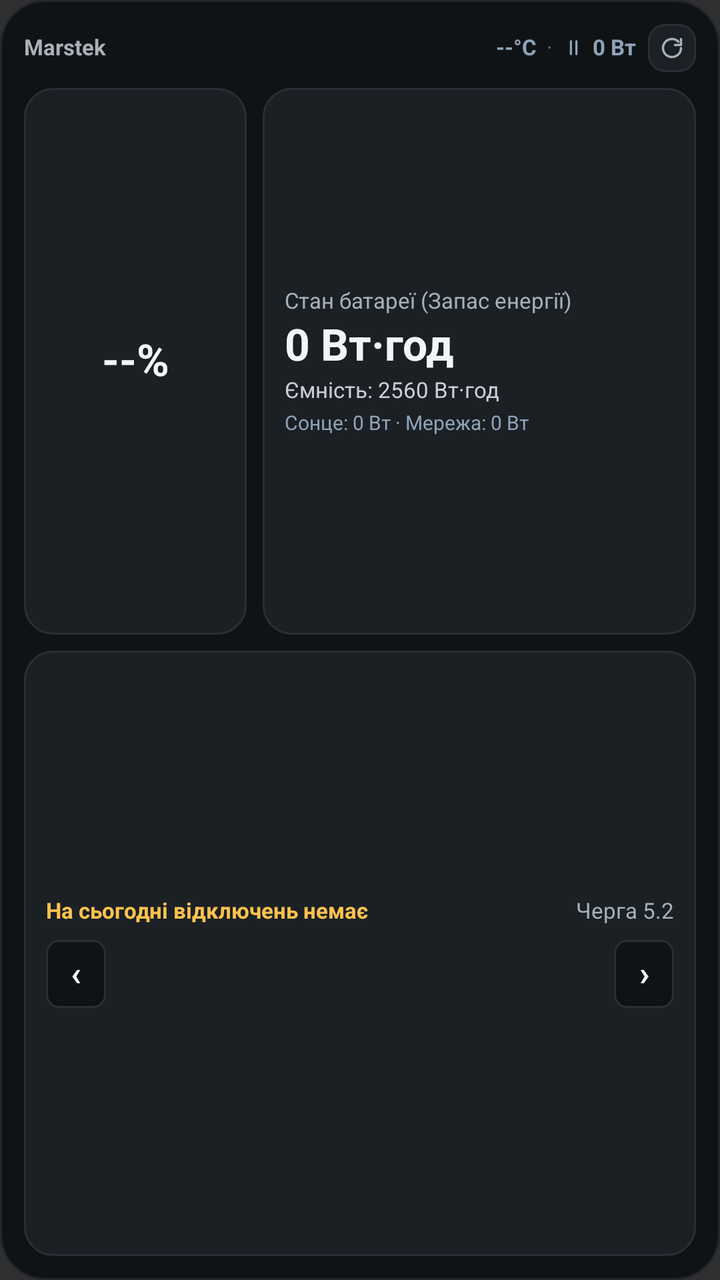
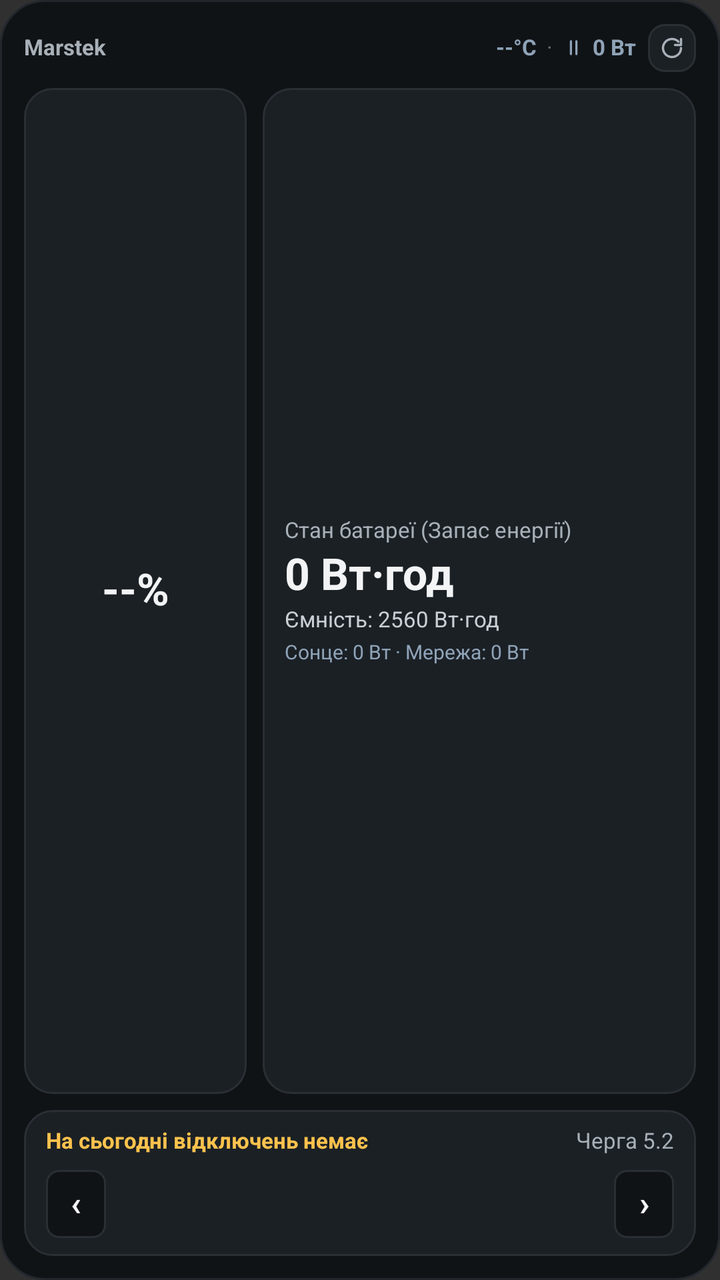

An Android layout rendered at two revisions. The XML below is the earlier revision; the diff shows what the commit changed to produce the second picture.
<!-- AndroidManifest.xml: application theme Theme.AppCompat.NoActionBar -->
<!-- res/layout/widget_marstek_tall.xml -->
<?xml version="1.0" encoding="utf-8"?>
<LinearLayout xmlns:android="http://schemas.android.com/apk/res/android"
    android:id="@+id/widgetRoot"
    android:layout_width="match_parent"
    android:layout_height="match_parent"
    android:background="@drawable/widget_bg"
    android:orientation="vertical"
    android:padding="12dp">

    
    <LinearLayout
        android:layout_width="match_parent"
        android:layout_height="wrap_content"
        android:gravity="center_vertical"
        android:orientation="horizontal">

        <ImageView
            android:id="@+id/fullLeftModeIcon"
            android:layout_width="11dp"
            android:layout_height="11dp"
            android:layout_marginEnd="4dp"
            android:contentDescription="@null"
            android:src="@drawable/ic_mode_idle"
            android:visibility="gone" />

        <TextView
            android:id="@+id/fullHeaderTitle"
            android:layout_width="0dp"
            android:layout_height="wrap_content"
            android:layout_weight="1"
            android:ellipsize="end"
            android:fontFeatureSettings="tnum"
            android:includeFontPadding="false"
            android:maxLines="1"
            android:text="Marstek"
            android:textColor="@color/text_secondary"
            android:textSize="11sp"
            android:textStyle="bold" />

        <TextView
            android:id="@+id/fullTempText"
            android:layout_width="wrap_content"
            android:layout_height="wrap_content"
            android:fontFeatureSettings="tnum"
            android:includeFontPadding="false"
            android:maxLines="1"
            android:text="--°C"
            android:textColor="@color/text_muted"
            android:textSize="11sp"
            android:textStyle="bold" />

        <TextView
            android:id="@+id/fullRightDot"
            android:layout_width="wrap_content"
            android:layout_height="wrap_content"
            android:layout_marginStart="5dp"
            android:layout_marginEnd="5dp"
            android:includeFontPadding="false"
            android:text="·"
            android:textColor="@color/text_tertiary"
            android:textSize="11sp" />

        <ImageView
            android:id="@+id/fullModeIcon"
            android:layout_width="11dp"
            android:layout_height="11dp"
            android:layout_marginEnd="4dp"
            android:contentDescription="@null"
            android:src="@drawable/ic_mode_idle" />

        <TextView
            android:id="@+id/fullRightWattsText"
            android:layout_width="wrap_content"
            android:layout_height="wrap_content"
            android:fontFeatureSettings="tnum"
            android:includeFontPadding="false"
            android:maxLines="1"
            android:text="0 Вт"
            android:textColor="@color/text_muted"
            android:textSize="11sp"
            android:textStyle="bold" />

        <FrameLayout
            android:id="@+id/fullRefreshBtn"
            android:layout_width="24dp"
            android:layout_height="24dp"
            android:layout_marginStart="6dp"
            android:background="@drawable/refresh_btn_bg">

            <ImageView
                android:layout_width="12dp"
                android:layout_height="12dp"
                android:layout_gravity="center"
                android:contentDescription="@string/app_name"
                android:src="@drawable/ic_refresh" />
        </FrameLayout>
    </LinearLayout>

    
    <LinearLayout
        android:layout_width="match_parent"
        android:layout_height="0dp"
        android:layout_marginTop="8dp"
        android:layout_weight="0.95"
        android:orientation="horizontal">

        <FrameLayout
            android:id="@+id/fullGaugeContainer"
            android:layout_width="0dp"
            android:layout_height="match_parent"
            android:layout_weight="0.34"
            android:background="@drawable/widget_card_bg"
            android:padding="8dp">

            <FrameLayout
                android:layout_width="84dp"
                android:layout_height="84dp"
                android:layout_gravity="center">

                <ImageView
                    android:id="@+id/fullGaugeImage"
                    android:layout_width="match_parent"
                    android:layout_height="match_parent"
                    android:contentDescription="@null"
                    android:scaleType="fitCenter" />

                <TextView
                    android:id="@+id/fullSocText"
                    android:layout_width="match_parent"
                    android:layout_height="match_parent"
                    android:fontFeatureSettings="tnum"
                    android:gravity="center"
                    android:includeFontPadding="false"
                    android:text="--%"
                    android:textColor="@color/text_primary"
                    android:textSize="22sp"
                    android:textStyle="bold" />
            </FrameLayout>
        </FrameLayout>

        <LinearLayout
            android:id="@+id/fullInfoContainer"
            android:layout_width="0dp"
            android:layout_height="match_parent"
            android:layout_marginStart="8dp"
            android:layout_weight="0.66"
            android:background="@drawable/widget_card_bg"
            android:gravity="center_vertical"
            android:orientation="vertical"
            android:padding="11dp">

            <TextView
                android:id="@+id/fullCardTitle"
                android:layout_width="match_parent"
                android:layout_height="wrap_content"
                android:ellipsize="end"
                android:includeFontPadding="false"
                android:maxLines="1"
                android:text="Стан батареї (Запас енергії)"
                android:textColor="@color/text_secondary"
                android:textSize="11sp" />

            <TextView
                android:id="@+id/fullPrimaryValue"
                android:layout_width="match_parent"
                android:layout_height="wrap_content"
                android:layout_marginTop="3dp"
                android:ellipsize="end"
                android:fontFeatureSettings="tnum"
                android:includeFontPadding="false"
                android:maxLines="1"
                android:text="0 Вт·год"
                android:textColor="@color/text_primary"
                android:textSize="22sp"
                android:textStyle="bold" />

            <TextView
                android:id="@+id/fullSecondaryValue"
                android:layout_width="match_parent"
                android:layout_height="wrap_content"
                android:layout_marginTop="3dp"
                android:ellipsize="end"
                android:fontFeatureSettings="tnum"
                android:includeFontPadding="false"
                android:maxLines="1"
                android:text="Ємність: 2560 Вт·год"
                android:textColor="@color/text_body"
                android:textSize="11sp" />

            <TextView
                android:id="@+id/tallPowerBreakdown"
                android:layout_width="match_parent"
                android:layout_height="wrap_content"
                android:layout_marginTop="4dp"
                android:ellipsize="end"
                android:fontFeatureSettings="tnum"
                android:includeFontPadding="false"
                android:maxLines="1"
                android:text="Сонце: 0 Вт · Мережа: 0 Вт"
                android:textColor="@color/text_muted"
                android:textSize="10sp" />

            <TextView
                android:id="@+id/fullEnoughOutage"
                android:layout_width="match_parent"
                android:layout_height="wrap_content"
                android:layout_marginTop="4dp"
                android:ellipsize="end"
                android:includeFontPadding="false"
                android:maxLines="1"
                android:text="● Вистачить на відключення"
                android:textColor="@color/accent_primary"
                android:textSize="11sp"
                android:textStyle="bold"
                android:visibility="gone" />
        </LinearLayout>
    </LinearLayout>

    
    <LinearLayout
        android:layout_width="match_parent"
        android:layout_height="0dp"
        android:layout_marginTop="8dp"
        android:layout_weight="1.05"
        android:background="@drawable/widget_card_bg"
        android:gravity="center_vertical"
        android:orientation="vertical"
        android:padding="11dp">

        <LinearLayout
            android:layout_width="match_parent"
            android:layout_height="wrap_content"
            android:gravity="center_vertical"
            android:orientation="horizontal">

            <TextView
                android:id="@+id/fullOutageHeadline"
                android:layout_width="0dp"
                android:layout_height="wrap_content"
                android:layout_weight="1"
                android:ellipsize="end"
                android:fontFeatureSettings="tnum"
                android:includeFontPadding="false"
                android:maxLines="1"
                android:text="На сьогодні відключень немає"
                android:textColor="@color/accent_outage"
                android:textSize="11sp"
                android:textStyle="bold" />

            <LinearLayout
                android:id="@+id/fullDayToggleGroup"
                android:layout_width="wrap_content"
                android:layout_height="wrap_content"
                android:layout_marginStart="6dp"
                android:background="@drawable/pill_day_inactive"
                android:orientation="horizontal"
                android:padding="2dp"
                android:visibility="gone">

                <TextView
                    android:id="@+id/fullBtnToday"
                    android:layout_width="wrap_content"
                    android:layout_height="wrap_content"
                    android:background="@drawable/refresh_btn_bg"
                    android:includeFontPadding="false"
                    android:paddingStart="7dp"
                    android:paddingTop="2dp"
                    android:paddingEnd="7dp"
                    android:paddingBottom="2dp"
                    android:text="Сьогодні"
                    android:textColor="@color/text_primary"
                    android:textSize="9sp"
                    android:textStyle="bold" />

                <TextView
                    android:id="@+id/fullBtnTomorrow"
                    android:layout_width="wrap_content"
                    android:layout_height="wrap_content"
                    android:layout_marginStart="2dp"
                    android:includeFontPadding="false"
                    android:paddingStart="7dp"
                    android:paddingTop="2dp"
                    android:paddingEnd="7dp"
                    android:paddingBottom="2dp"
                    android:text="Завтра"
                    android:textColor="@color/text_muted"
                    android:textSize="9sp"
                    android:textStyle="bold" />
            </LinearLayout>

            <TextView
                android:id="@+id/fullOutageGroup"
                android:layout_width="wrap_content"
                android:layout_height="wrap_content"
                android:layout_marginStart="6dp"
                android:fontFeatureSettings="tnum"
                android:includeFontPadding="false"
                android:maxLines="1"
                android:text="Черга 5.2"
                android:textColor="@color/text_secondary"
                android:textSize="11sp" />
        </LinearLayout>

        <LinearLayout
            android:layout_width="match_parent"
            android:layout_height="wrap_content"
            android:layout_marginTop="8dp"
            android:gravity="center_vertical"
            android:orientation="horizontal">

            <TextView
                android:id="@+id/fullPrevWindowBtn"
                android:layout_width="30dp"
                android:layout_height="34dp"
                android:background="@drawable/pill_day_inactive"
                android:gravity="center"
                android:includeFontPadding="false"
                android:text="‹"
                android:textColor="@color/text_primary"
                android:textSize="17sp"
                android:textStyle="bold" />

            <ImageView
                android:id="@+id/fullOutageBarImage"
                android:layout_width="0dp"
                android:layout_height="34dp"
                android:layout_marginStart="5dp"
                android:layout_marginEnd="5dp"
                android:layout_weight="1"
                android:contentDescription="@null"
                android:scaleType="fitCenter" />

            <TextView
                android:id="@+id/fullNextWindowBtn"
                android:layout_width="30dp"
                android:layout_height="34dp"
                android:background="@drawable/pill_day_inactive"
                android:gravity="center"
                android:includeFontPadding="false"
                android:text="›"
                android:textColor="@color/text_primary"
                android:textSize="17sp"
                android:textStyle="bold" />
        </LinearLayout>

        
        <LinearLayout
            android:id="@+id/fullChipsRow"
            android:layout_width="match_parent"
            android:layout_height="wrap_content"
            android:layout_marginTop="8dp"
            android:orientation="horizontal"
            android:visibility="gone">

            <TextView
                android:id="@+id/fullChip0"
                android:layout_width="wrap_content"
                android:layout_height="wrap_content"
                android:background="@drawable/pill_day_inactive"
                android:fontFeatureSettings="tnum"
                android:includeFontPadding="false"
                android:maxLines="1"
                android:paddingStart="7dp"
                android:paddingTop="3dp"
                android:paddingEnd="7dp"
                android:paddingBottom="3dp"
                android:textColor="@color/text_body"
                android:textSize="10sp"
                android:visibility="gone" />

            <TextView
                android:id="@+id/fullChip1"
                android:layout_width="wrap_content"
                android:layout_height="wrap_content"
                android:layout_marginStart="5dp"
                android:background="@drawable/pill_day_inactive"
                android:fontFeatureSettings="tnum"
                android:includeFontPadding="false"
                android:maxLines="1"
                android:paddingStart="7dp"
                android:paddingTop="3dp"
                android:paddingEnd="7dp"
                android:paddingBottom="3dp"
                android:textColor="@color/text_body"
                android:textSize="10sp"
                android:visibility="gone" />

            <TextView
                android:id="@+id/fullChip2"
                android:layout_width="wrap_content"
                android:layout_height="wrap_content"
                android:layout_marginStart="5dp"
                android:background="@drawable/pill_day_inactive"
                android:fontFeatureSettings="tnum"
                android:includeFontPadding="false"
                android:maxLines="1"
                android:paddingStart="7dp"
                android:paddingTop="3dp"
                android:paddingEnd="7dp"
                android:paddingBottom="3dp"
                android:textColor="@color/text_body"
                android:textSize="10sp"
                android:visibility="gone" />

            <TextView
                android:id="@+id/fullChip3"
                android:layout_width="wrap_content"
                android:layout_height="wrap_content"
                android:layout_marginStart="5dp"
                android:background="@drawable/pill_day_inactive"
                android:fontFeatureSettings="tnum"
                android:includeFontPadding="false"
                android:maxLines="1"
                android:paddingStart="7dp"
                android:paddingTop="3dp"
                android:paddingEnd="7dp"
                android:paddingBottom="3dp"
                android:textColor="@color/text_body"
                android:textSize="10sp"
                android:visibility="gone" />
        </LinearLayout>

        
        <LinearLayout
            android:id="@+id/tallChipsRow2"
            android:layout_width="match_parent"
            android:layout_height="wrap_content"
            android:layout_marginTop="5dp"
            android:orientation="horizontal"
            android:visibility="gone">

            <TextView
                android:id="@+id/fullChip4"
                android:layout_width="wrap_content"
                android:layout_height="wrap_content"
                android:background="@drawable/pill_day_inactive"
                android:fontFeatureSettings="tnum"
                android:includeFontPadding="false"
                android:maxLines="1"
                android:paddingStart="7dp"
                android:paddingTop="3dp"
                android:paddingEnd="7dp"
                android:paddingBottom="3dp"
                android:textColor="@color/text_body"
                android:textSize="10sp"
                android:visibility="gone" />

            <TextView
                android:id="@+id/fullChip5"
                android:layout_width="wrap_content"
                android:layout_height="wrap_content"
                android:layout_marginStart="5dp"
                android:background="@drawable/pill_day_inactive"
                android:fontFeatureSettings="tnum"
                android:includeFontPadding="false"
                android:maxLines="1"
                android:paddingStart="7dp"
                android:paddingTop="3dp"
                android:paddingEnd="7dp"
                android:paddingBottom="3dp"
                android:textColor="@color/text_body"
                android:textSize="10sp"
                android:visibility="gone" />

            <TextView
                android:id="@+id/fullChip6"
                android:layout_width="wrap_content"
                android:layout_height="wrap_content"
                android:layout_marginStart="5dp"
                android:background="@drawable/pill_day_inactive"
                android:fontFeatureSettings="tnum"
                android:includeFontPadding="false"
                android:maxLines="1"
                android:paddingStart="7dp"
                android:paddingTop="3dp"
                android:paddingEnd="7dp"
                android:paddingBottom="3dp"
                android:textColor="@color/text_body"
                android:textSize="10sp"
                android:visibility="gone" />

            <TextView
                android:id="@+id/fullChip7"
                android:layout_width="wrap_content"
                android:layout_height="wrap_content"
                android:layout_marginStart="5dp"
                android:background="@drawable/pill_day_inactive"
                android:fontFeatureSettings="tnum"
                android:includeFontPadding="false"
                android:maxLines="1"
                android:paddingStart="7dp"
                android:paddingTop="3dp"
                android:paddingEnd="7dp"
                android:paddingBottom="3dp"
                android:textColor="@color/text_body"
                android:textSize="10sp"
                android:visibility="gone" />
        </LinearLayout>
    </LinearLayout>

</LinearLayout>
<!-- resources referenced by this layout -->
<resources>
  <color name="accent_outage">#FFC24D</color>
  <color name="accent_primary">#3DDC84</color>
  <color name="text_body">#C9CFD5</color>
  <color name="text_muted">#8FA3B8</color>
  <color name="text_primary">#F2F4F5</color>
  <color name="text_secondary">#A8B0B8</color>
  <color name="text_tertiary">#616973</color>
  <!-- drawable ic_mode_idle (drawable) -->
  <?xml version="1.0" encoding="utf-8"?>
  <vector xmlns:android="http://schemas.android.com/apk/res/android"
      android:width="14dp"
      android:height="14dp"
      android:viewportWidth="24"
      android:viewportHeight="24">
      <path
          android:fillColor="#00000000"
          android:pathData="M9,5v14M15,5v14"
          android:strokeColor="@color/text_muted"
          android:strokeLineCap="round"
          android:strokeLineJoin="round"
          android:strokeWidth="2.4" />
  </vector>
  <!-- drawable ic_refresh (drawable) -->
  <?xml version="1.0" encoding="utf-8"?>
  <vector xmlns:android="http://schemas.android.com/apk/res/android"
      android:width="16dp"
      android:height="16dp"
      android:viewportWidth="24"
      android:viewportHeight="24">
      <path
          android:fillColor="#00000000"
          android:pathData="M21,12a9,9 0,1 1,-2.64 -6.36"
          android:strokeColor="@color/text_secondary"
          android:strokeLineCap="round"
          android:strokeLineJoin="round"
          android:strokeWidth="2.3" />
      <path
          android:fillColor="#00000000"
          android:pathData="M21,3v6h-6"
          android:strokeColor="@color/text_secondary"
          android:strokeLineCap="round"
          android:strokeLineJoin="round"
          android:strokeWidth="2.3" />
  </vector>
  <!-- drawable pill_day_inactive (drawable) -->
  <?xml version="1.0" encoding="utf-8"?>
  <shape xmlns:android="http://schemas.android.com/apk/res/android"
      android:shape="rectangle">
      <solid android:color="@color/bg_surface" />
      <corners android:radius="6dp" />
      <stroke
          android:width="1dp"
          android:color="@color/border_widget" />
  </shape>
  <!-- drawable refresh_btn_bg (drawable) -->
  <?xml version="1.0" encoding="utf-8"?>
  <shape xmlns:android="http://schemas.android.com/apk/res/android"
      android:shape="rectangle">
      <solid android:color="@color/bg_surface_elevated" />
      <corners android:radius="8dp" />
      <stroke
          android:width="1dp"
          android:color="@color/border_widget" />
  </shape>
  <!-- drawable widget_bg (drawable) -->
  <?xml version="1.0" encoding="utf-8"?>
  <shape xmlns:android="http://schemas.android.com/apk/res/android"
      android:shape="rectangle">
      <solid android:color="@color/bg_surface" />
      <corners android:radius="22dp" />
      <stroke
          android:width="1dp"
          android:color="@color/border_default" />
  </shape>
  <!-- drawable widget_card_bg (drawable) -->
  <?xml version="1.0" encoding="utf-8"?>
  <shape xmlns:android="http://schemas.android.com/apk/res/android"
      android:shape="rectangle">
      <solid android:color="@color/bg_surface_elevated" />
      <corners android:radius="14dp" />
      <stroke
          android:width="1dp"
          android:color="@color/border_widget" />
  </shape>
  <string name="app_name">Marstek Venus Widget</string>
  <color name="bg_surface">#101316</color>
  <color name="border_widget">#2A2F35</color>
  <color name="bg_surface_elevated">#1B2025</color>
  <color name="border_default">#22272E</color>
</resources>

<!-- the commit's change to res/layout/widget_marstek_tall.xml (unified diff, before → after) -->
@@ -101,7 +101,7 @@
         android:layout_width="match_parent"
         android:layout_height="0dp"
         android:layout_marginTop="8dp"
-        android:layout_weight="0.95"
+        android:layout_weight="1"
         android:orientation="horizontal">
 
         <FrameLayout
@@ -219,13 +219,14 @@
     
     <LinearLayout
         android:layout_width="match_parent"
-        android:layout_height="0dp"
+        android:layout_height="wrap_content"
         android:layout_marginTop="8dp"
-        android:layout_weight="1.05"
         android:background="@drawable/widget_card_bg"
-        android:gravity="center_vertical"
         android:orientation="vertical"
-        android:padding="11dp">
+        android:paddingStart="11dp"
+        android:paddingTop="9dp"
+        android:paddingEnd="11dp"
+        android:paddingBottom="9dp">
 
         <LinearLayout
             android:layout_width="match_parent"
@@ -261,14 +262,14 @@
                     android:id="@+id/fullBtnToday"
                     android:layout_width="wrap_content"
                     android:layout_height="wrap_content"
-                    android:background="@drawable/refresh_btn_bg"
+                    android:background="@drawable/pill_day_active"
                     android:includeFontPadding="false"
                     android:paddingStart="7dp"
                     android:paddingTop="2dp"
                     android:paddingEnd="7dp"
                     android:paddingBottom="2dp"
                     android:text="Сьогодні"
-                    android:textColor="@color/text_primary"
+                    android:textColor="@color/text_on_accent"
                     android:textSize="9sp"
                     android:textStyle="bold" />
 
<!-- resource entries referenced after the edit -->
@@ -4,6 +4,7 @@
   <color name="accent_primary">#3DDC84</color>
   <color name="text_body">#C9CFD5</color>
   <color name="text_muted">#8FA3B8</color>
+  <color name="text_on_accent">#101316</color>
   <color name="text_primary">#F2F4F5</color>
   <color name="text_secondary">#A8B0B8</color>
   <color name="text_tertiary">#616973</color>
@@ -44,6 +45,13 @@
           android:strokeLineJoin="round"
           android:strokeWidth="2.3" />
   </vector>
+  <!-- drawable pill_day_active (drawable) -->
+  <?xml version="1.0" encoding="utf-8"?>
+  <shape xmlns:android="http://schemas.android.com/apk/res/android"
+      android:shape="rectangle">
+      <solid android:color="@color/accent_outage" />
+      <corners android:radius="6dp" />
+  </shape>
   <!-- drawable pill_day_inactive (drawable) -->
   <?xml version="1.0" encoding="utf-8"?>
   <shape xmlns:android="http://schemas.android.com/apk/res/android"
